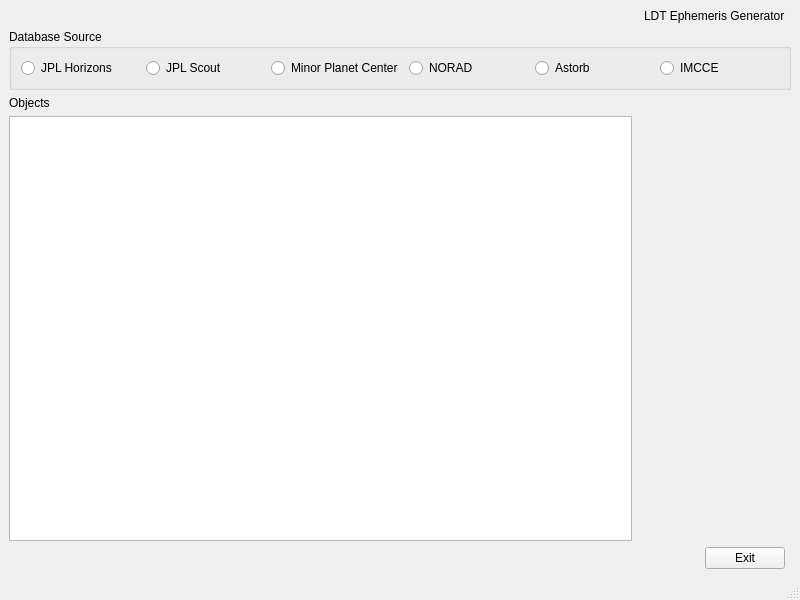
Old version of the form obstools/UI/EphemMainWindow.ui in the repository LowellObservatory/LDTObserverTools.
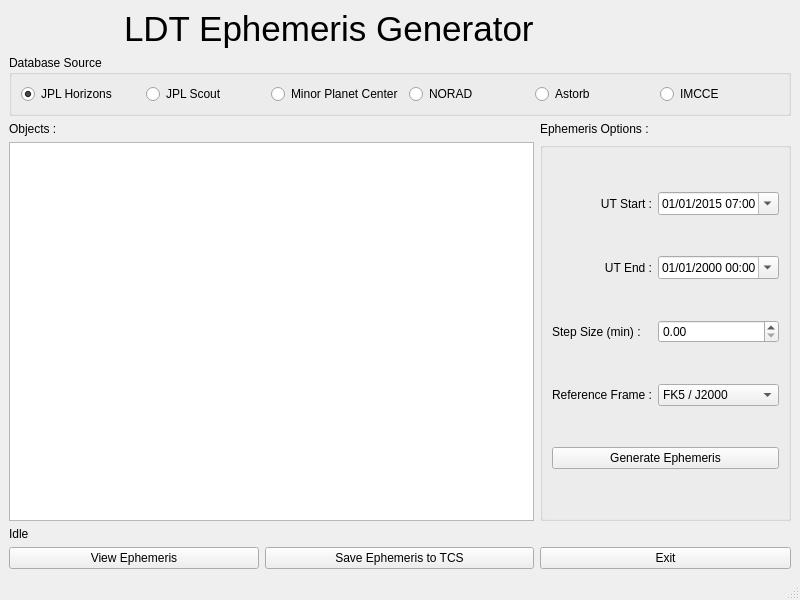
New version of the form. Icons and pictures are not drawn.

Commit message:
Adding default times for ephem generator
	modified:   obstools/UI/EphemMainWindow.py
	modified:   obstools/UI/EphemMainWindow.ui
	modified:   obstools/UI/Makefile
	modified:   obstools/ephem_generator.py

What changed in the file:
```diff
--- a/obstools/UI/EphemMainWindow.ui
+++ b/obstools/UI/EphemMainWindow.ui
@@ -14,24 +14,7 @@
    <string>MainWindow</string>
   </property>
   <widget class="QWidget" name="centralwidget">
-   <layout class="QGridLayout" name="gridLayout">
-    <item row="5" column="0">
-     <widget class="QLabel" name="label_3">
-      <property name="text">
-       <string>Objects</string>
-      </property>
-     </widget>
-    </item>
-    <item row="0" column="2" colspan="2">
-     <widget class="QLabel" name="label_2">
-      <property name="text">
-       <string>LDT Ephemeris Generator</string>
-      </property>
-     </widget>
-    </item>
-    <item row="6" column="0">
-     <widget class="QTextEdit" name="textEdit"/>
-    </item>
+   <layout class="QGridLayout" name="gridLayout" columnstretch="0,0,0,0,0" columnminimumwidth="0,0,0,0,0">
     <item row="0" column="0">
      <widget class="QLabel" name="LowellLogo">
       <property name="text">
@@ -53,6 +36,9 @@
          <property name="text">
           <string>JPL Horizons</string>
          </property>
+         <property name="checked">
+          <bool>true</bool>
+         </property>
         </widget>
        </item>
        <item>
@@ -93,13 +79,203 @@
       </layout>
      </widget>
     </item>
-    <item row="7" column="3">
+    <item row="0" column="1" colspan="3">
+     <widget class="QLabel" name="labelTitle">
+      <property name="font">
+       <font>
+        <pointsize>26</pointsize>
+       </font>
+      </property>
+      <property name="text">
+       <string>LDT Ephemeris Generator</string>
+      </property>
+     </widget>
+    </item>
+    <item row="6" column="4">
+     <widget class="QGroupBox" name="optionsBox">
+      <property name="title">
+       <string/>
+      </property>
+      <layout class="QGridLayout" name="gridLayout_2">
+       <item row="0" column="1">
+        <widget class="QDateTimeEdit" name="inputUTStart">
+         <property name="dateTime">
+          <datetime>
+           <hour>7</hour>
+           <minute>0</minute>
+           <second>0</second>
+           <year>2015</year>
+           <month>1</month>
+           <day>1</day>
+          </datetime>
+         </property>
+         <property name="maximumDate">
+          <date>
+           <year>2060</year>
+           <month>12</month>
+           <day>31</day>
+          </date>
+         </property>
+         <property name="minimumDate">
+          <date>
+           <year>2015</year>
+           <month>1</month>
+           <day>1</day>
+          </date>
+         </property>
+         <property name="maximumTime">
+          <time>
+           <hour>18</hour>
+           <minute>59</minute>
+           <second>59</second>
+          </time>
+         </property>
+         <property name="currentSection">
+          <enum>QDateTimeEdit::Section::DaySection</enum>
+         </property>
+         <property name="displayFormat">
+          <string>MM/dd/yyyy hh:mm</string>
+         </property>
+         <property name="calendarPopup">
+          <bool>true</bool>
+         </property>
+         <property name="timeSpec">
+          <enum>Qt::TimeSpec::UTC</enum>
+         </property>
+        </widget>
+       </item>
+       <item row="2" column="1">
+        <widget class="QDoubleSpinBox" name="inputStepSize">
+         <property name="decimals">
+          <number>2</number>
+         </property>
+         <property name="maximum">
+          <double>60.000000000000000</double>
+         </property>
+        </widget>
+       </item>
+       <item row="4" column="0" colspan="2">
+        <widget class="QPushButton" name="generateButton">
+         <property name="text">
+          <string>Generate Ephemeris</string>
+         </property>
+        </widget>
+       </item>
+       <item row="0" column="0">
+        <widget class="QLabel" name="label_4">
+         <property name="text">
+          <string>UT Start :</string>
+         </property>
+         <property name="alignment">
+          <set>Qt::AlignmentFlag::AlignRight|Qt::AlignmentFlag::AlignTrailing|Qt::AlignmentFlag::AlignVCenter</set>
+         </property>
+        </widget>
+       </item>
+       <item row="1" column="1">
+        <widget class="QDateTimeEdit" name="inputUTEnd">
+         <property name="currentSection">
+          <enum>QDateTimeEdit::Section::DaySection</enum>
+         </property>
+         <property name="displayFormat">
+          <string>MM/dd/yyyy hh:mm</string>
+         </property>
+         <property name="calendarPopup">
+          <bool>true</bool>
+         </property>
+         <property name="timeSpec">
+          <enum>Qt::TimeSpec::UTC</enum>
+         </property>
+        </widget>
+       </item>
+       <item row="2" column="0">
+        <widget class="QLabel" name="label_6">
+         <property name="text">
+          <string>Step Size (min) :</string>
+         </property>
+        </widget>
+       </item>
+       <item row="3" column="0">
+        <widget class="QLabel" name="label">
+         <property name="text">
+          <string>Reference Frame :</string>
+         </property>
+         <property name="alignment">
+          <set>Qt::AlignmentFlag::AlignRight|Qt::AlignmentFlag::AlignTrailing|Qt::AlignmentFlag::AlignVCenter</set>
+         </property>
+        </widget>
+       </item>
+       <item row="3" column="1">
+        <widget class="QComboBox" name="inputRefFrame">
+         <item>
+          <property name="text">
+           <string>FK5 / J2000</string>
+          </property>
+         </item>
+         <item>
+          <property name="text">
+           <string>Apparent</string>
+          </property>
+         </item>
+        </widget>
+       </item>
+       <item row="1" column="0">
+        <widget class="QLabel" name="label_5">
+         <property name="text">
+          <string>UT End :</string>
+         </property>
+         <property name="alignment">
+          <set>Qt::AlignmentFlag::AlignRight|Qt::AlignmentFlag::AlignTrailing|Qt::AlignmentFlag::AlignVCenter</set>
+         </property>
+        </widget>
+       </item>
+      </layout>
+     </widget>
+    </item>
+    <item row="6" column="0" colspan="4">
+     <widget class="QTextEdit" name="textEdit"/>
+    </item>
+    <item row="8" column="4">
      <widget class="QPushButton" name="exitButton">
       <property name="text">
        <string>Exit</string>
       </property>
      </widget>
     </item>
+    <item row="5" column="4">
+     <widget class="QLabel" name="label_7">
+      <property name="text">
+       <string>Ephemeris Options :</string>
+      </property>
+     </widget>
+    </item>
+    <item row="7" column="0" colspan="5">
+     <widget class="QLabel" name="labelStatus">
+      <property name="text">
+       <string>Idle</string>
+      </property>
+     </widget>
+    </item>
+    <item row="8" column="2" colspan="2">
+     <widget class="QPushButton" name="saveButton">
+      <property name="text">
+       <string>Save Ephemeris to TCS</string>
+      </property>
+     </widget>
+    </item>
+    <item row="8" column="0" colspan="2">
+     <widget class="QPushButton" name="viewButton">
+      <property name="text">
+       <string>View Ephemeris</string>
+      </property>
+     </widget>
+    </item>
+    <item row="5" column="0" colspan="4">
+     <widget class="QLabel" name="label_3">
+      <property name="text">
+       <string>Objects :</string>
+      </property>
+     </widget>
+    </item>
    </layout>
   </widget>
   <widget class="QMenuBar" name="menubar">
```
The commit also changes 3 other files.
